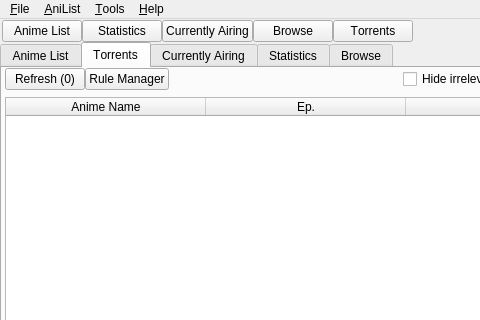
The window that src/gui/mainwindow.ui (killmaster/Shinjiru) describes before a commit, drawn with Qt 5; both pictures show x 0 to 480 and y 0 to 320 of the 900 by 500 pixel window.
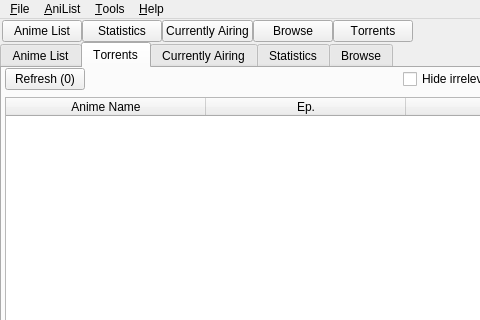
The same window after the commit.

Commit message: Remove old rule manager

Patch:
```diff
--- a/src/gui/mainwindow.ui
+++ b/src/gui/mainwindow.ui
@@ -270,13 +270,6 @@
             </property>
            </widget>
           </item>
-          <item>
-           <widget class="QPushButton" name="ruleManagerButton">
-            <property name="text">
-             <string>Rule Manager</string>
-            </property>
-           </widget>
-          </item>
           <item>
            <spacer name="horizontalSpacer_3">
             <property name="orientation">
```
The commit also changes 11 other files.
